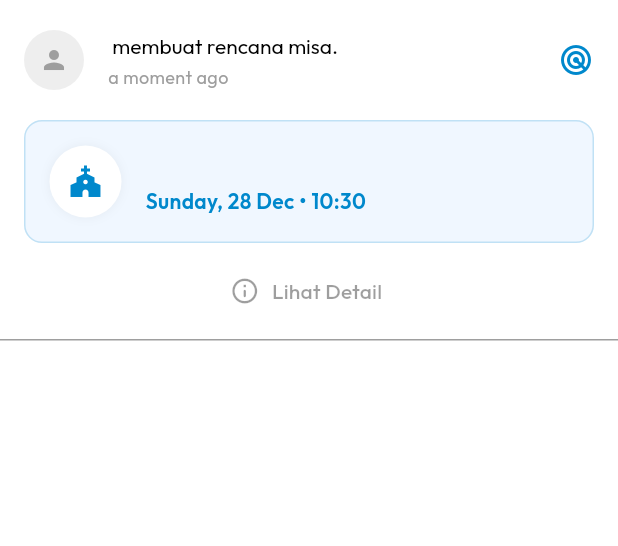
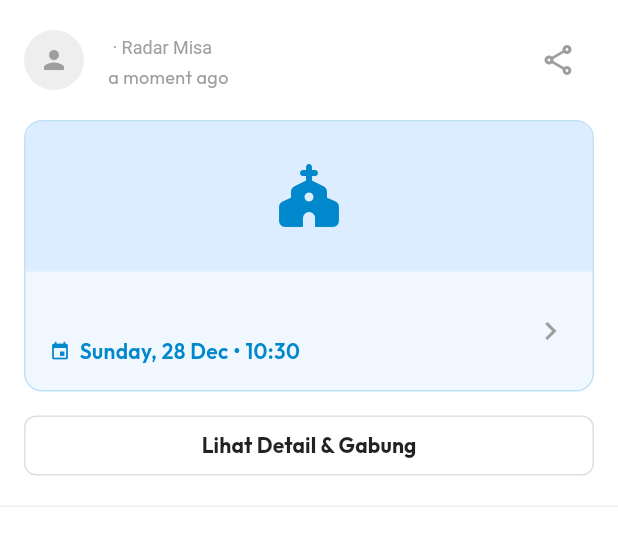
Before and after one commit to arjun95-ops/mychatolic_app, a Flutter app: the RadarFeedCard widget shown alone on an empty page, opened directly with empty values, on a phone screen of 412 x 824 dp. Shown: the top 546 px of the screen. Run offline on Flutter 3.47's test engine with Material 3 defaults, Android fonts, the light colour scheme and no system bars; our stand-ins replace audioplayers, easy_date_timeline, flutter_image_compress, flutter_local_notifications, geolocator, google_fonts and 8 more; accounts and stored records are empty; network calls fail.

Commit message:
pesan commit

```diff
--- a/lib/widgets/radar_feed_card.dart
+++ b/lib/widgets/radar_feed_card.dart
@@ -3,7 +3,7 @@ import 'package:google_fonts/google_fonts.dart';
 import 'package:intl/intl.dart';
 import 'package:timeago/timeago.dart' as timeago;
 import 'package:mychatolic_app/widgets/safe_network_image.dart';
-// import 'package:mychatolic_app/core/theme.dart'; // Using hardcoded colors for now to ensure consistency with the request
+import 'package:share_plus/share_plus.dart'; // Pastikan package share_plus terinstall
 
 class RadarFeedCard extends StatelessWidget {
   final Map<String, dynamic> radarData;
@@ -13,60 +13,53 @@ class RadarFeedCard extends StatelessWidget {
 
   @override
   Widget build(BuildContext context) {
-    // Determine creator data safely
     final creator = radarData['profiles'] ?? {};
-    // Extract church name safely
     final churchName = radarData['location_name'] ?? radarData['churches']?['name'] ?? 'Gereja';
-
-    // Parse times safely
-    DateTime? scheduleTime;
-    if (radarData['schedule_time'] != null) {
-      scheduleTime = DateTime.tryParse(radarData['schedule_time']);
-    }
-
-    DateTime? createdAt;
-    if (radarData['created_at'] != null) {
-      createdAt = DateTime.tryParse(radarData['created_at']);
-    }
-
+    final scheduleTime = DateTime.parse(radarData['schedule_time']);
+    final createdAt = DateTime.parse(radarData['created_at']);
     final notes = radarData['description'];
 
+    // Format tanggal
+    final dateStr = DateFormat("EEEE, d MMM • HH:mm").format(scheduleTime);
+
     return Container(
-      margin: const EdgeInsets.only(bottom: 8), // Jarak antar post similar to social feeds
       color: Colors.white,
+      margin: const EdgeInsets.only(bottom: 8), // Separator antar post
       child: Column(
         crossAxisAlignment: CrossAxisAlignment.start,
         children: [
-          // 1. Header (User info)
+          // 1. HEADER (User Info)
           ListTile(
             contentPadding: const EdgeInsets.symmetric(horizontal: 16, vertical: 4),
             leading: ClipOval(
               child: SafeNetworkImage(
                 imageUrl: creator['avatar_url'] ?? '',
-                width: 40, height: 40,
+                width: 40,
+                height: 40,
                 fit: BoxFit.cover,
-                // Using default fallback behavior of SafeNetworkImage
               ),
             ),
             title: RichText(
               text: TextSpan(
                 style: GoogleFonts.outfit(color: Colors.black, fontSize: 14),
                 children: [
-                  TextSpan(
-                    text: creator['full_name'] ?? 'Umat',
-                    style: const TextStyle(fontWeight: FontWeight.bold)
-                  ),
-                  const TextSpan(text: " membuat rencana misa."),
+                  TextSpan(text: creator['full_name'] ?? 'Umat', style: const TextStyle(fontWeight: FontWeight.bold)),
+                  const TextSpan(text: " · Radar Misa", style: TextStyle(color: Colors.grey, fontSize: 12)),
                 ],
               ),
             ),
-            subtitle: createdAt != null
-                ? Text(timeago.format(createdAt), style: GoogleFonts.outfit(color: Colors.grey, fontSize: 12))
-                : null,
-            trailing: const Icon(Icons.radar, color: Color(0xFF0088CC)),
+            subtitle: Text(timeago.format(createdAt), style: GoogleFonts.outfit(color: Colors.grey, fontSize: 12)),
+            trailing: IconButton(
+              icon: const Icon(Icons.share_outlined, color: Colors.grey),
+              onPressed: () {
+                // Fitur Share
+                final text = "Yuk Misa bareng di $churchName!\n🗓 $dateStr\n\nGabung via MyCatholic App.";
+                Share.share(text);
+              },
+            ),
           ),
 
-          // 2. Konten Utama
+          // 2. BODY (Konten Radar)
           Padding(
             padding: const EdgeInsets.symmetric(horizontal: 16),
             child: Column(
@@ -83,38 +76,47 @@ class RadarFeedCard extends StatelessWidget {
                   borderRadius: BorderRadius.circular(12),
                   child: Container(
                     width: double.infinity,
-                    padding: const EdgeInsets.all(16),
                     decoration: BoxDecoration(
-                      color: const Color(0xFFF0F7FF), // Biru sangat muda
+                      color: const Color(0xFFF0F7FF), // Biru muda soft
                       borderRadius: BorderRadius.circular(12),
                       border: Border.all(color: const Color(0xFF0088CC).withOpacity(0.2)),
                     ),
-                    child: Row(
+                    child: Column(
                       children: [
+                        // Gambar/Icon Gereja Besar
                         Container(
-                          padding: const EdgeInsets.all(12),
+                          height: 100,
+                          width: double.infinity,
                           decoration: BoxDecoration(
-                            color: Colors.white,
-                            shape: BoxShape.circle,
-                            boxShadow: [BoxShadow(color: Colors.black.withOpacity(0.05), blurRadius: 5)]
+                            color: Colors.blue.withOpacity(0.1),
+                            borderRadius: const BorderRadius.vertical(top: Radius.circular(12)),
                           ),
-                          child: const Icon(Icons.church, color: Color(0xFF0088CC), size: 24),
+                          child: const Center(
+                            child: Icon(Icons.church_rounded, size: 48, color: Color(0xFF0088CC)),
+                          ),
                         ),
-                        const SizedBox(width: 16),
-                        Expanded(
-                          child: Column(
-                            crossAxisAlignment: CrossAxisAlignment.start,
+                        // Info Detail
+                        Padding(
+                          padding: const EdgeInsets.all(16),
+                          child: Row(
                             children: [
-                              Text(
-                                churchName,
-                                style: GoogleFonts.outfit(fontWeight: FontWeight.bold, fontSize: 16, color: Colors.black)
+                              Expanded(
+                                child: Column(
+                                  crossAxisAlignment: CrossAxisAlignment.start,
+                                  children: [
+                                    Text(churchName, style: GoogleFonts.outfit(fontWeight: FontWeight.bold, fontSize: 16, color: Colors.black)),
+                                    const SizedBox(height: 4),
+                                    Row(
+                                      children: [
+                                        const Icon(Icons.event, size: 14, color: Color(0xFF0088CC)),
+                                        const SizedBox(width: 6),
+                                        Text(dateStr, style: GoogleFonts.outfit(color: const Color(0xFF0088CC), fontWeight: FontWeight.w600)),
+                                      ],
+                                    ),
+                                  ],
+                                ),
                               ),
-                              const SizedBox(height: 4),
-                              if (scheduleTime != null)
-                                Text(
-                                  DateFormat("EEEE, d MMM • HH:mm").format(scheduleTime),
-                                  style: GoogleFonts.outfit(color: const Color(0xFF0088CC), fontWeight: FontWeight.w600),
-                                ),
+                              const Icon(Icons.chevron_right, color: Colors.grey),
                             ],
                           ),
                         ),
@@ -126,24 +128,22 @@ class RadarFeedCard extends StatelessWidget {
             ),
           ),
 
-          // 3. Footer Actions
+          // 3. FOOTER (Action Button)
           Padding(
-            padding: const EdgeInsets.all(8.0),
-            child: Row(
-              children: [
-                Expanded(
-                  child: TextButton.icon(
-                    onPressed: onTap,
-                    icon: const Icon(Icons.info_outline_rounded, size: 20),
-                    label: const Text("Lihat Detail"),
-                    style: TextButton.styleFrom(foregroundColor: Colors.grey[700]),
-                  ),
+            padding: const EdgeInsets.fromLTRB(16, 12, 16, 16),
+            child: SizedBox(
+              width: double.infinity,
+              child: OutlinedButton(
+                onPressed: onTap,
+                style: OutlinedButton.styleFrom(
+                  side: BorderSide(color: Colors.grey.shade300),
+                  shape: RoundedRectangleBorder(borderRadius: BorderRadius.circular(8)),
                 ),
-                // Bisa tambah tombol 'Join' disini nanti
-              ],
+                child: Text("Lihat Detail & Gabung", style: GoogleFonts.outfit(color: Colors.black87, fontWeight: FontWeight.bold)),
+              ),
             ),
           ),
-          const Divider(thickness: 1, height: 1),
+          const Divider(thickness: 1, height: 1, color: Color(0xFFEEEEEE)),
         ],
       ),
     );
```
Also changed, not shown: lib/pages/home_screen.dart (+56 -191 lines).
